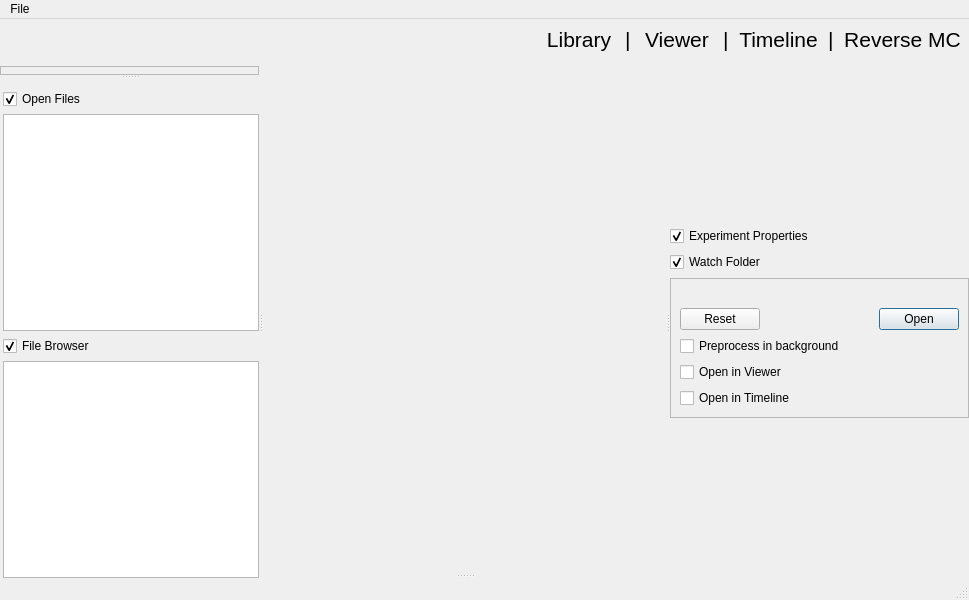
Qt form gui/mainwindow.ui (ronpandolfi/Xi-cam) before a commit.
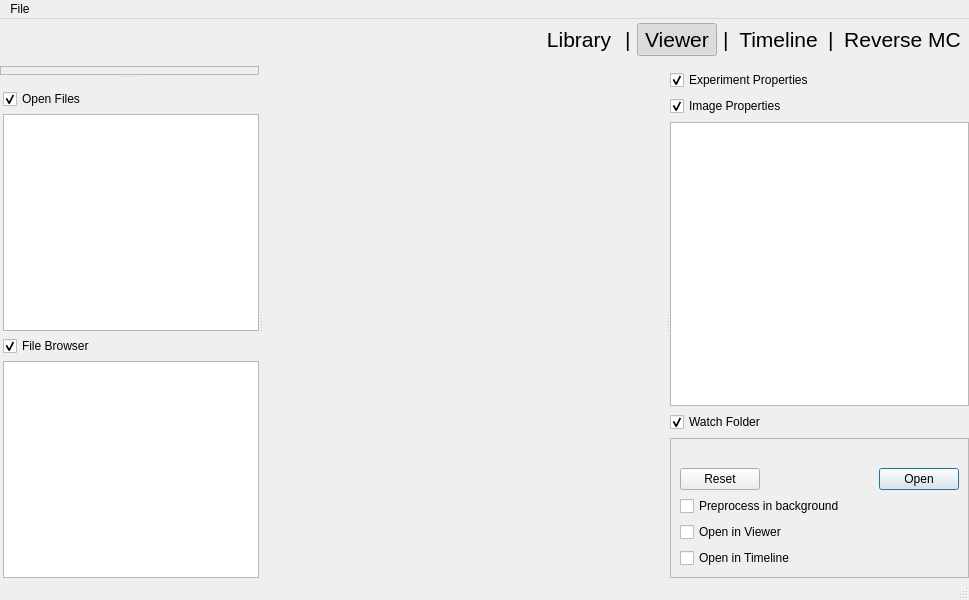
The same form after that commit. The open tabs and pages were chosen to show the change. Icons and pictures are not drawn.

```diff
--- a/gui/mainwindow.ui
+++ b/gui/mainwindow.ui
@@ -115,6 +115,15 @@
         <property name="text">
          <string>Viewer</string>
         </property>
+           <property name="checkable">
+               <bool>true</bool>
+           </property>
+           <property name="checked">
+               <bool>true</bool>
+           </property>
+           <property name="autoExclusive">
+               <bool>true</bool>
+           </property>
         <property name="flat">
          <bool>true</bool>
         </property>
@@ -435,11 +444,8 @@
           <number>0</number>
          </property>
          <item>
-          <widget class="QSplitter" name="splitter_4">
-           <property name="orientation">
-            <enum>Qt::Vertical</enum>
-           </property>
-           <widget class="QWidget" name="verticalLayoutWidget_5">
+
+         <widget class="QWidget" name="verticalLayoutWidget_5">
             <layout class="QVBoxLayout" name="timelinebox">
              <property name="spacing">
               <number>0</number>
@@ -474,10 +480,7 @@
              </item>
             </layout>
            </widget>
-           <widget class="QWidget" name="verticalLayoutWidget_4">
-            <layout class="QVBoxLayout" name="timeline"/>
-           </widget>
-          </widget>
+
          </item>
         </layout>
        </widget>
@@ -501,6 +504,22 @@
          <item>
           <layout class="QVBoxLayout" name="verticalLayout_3">
            <item>
+               <spacer name="verticalSpacer_4">
+                   <property name="orientation">
+                       <enum>Qt::Vertical</enum>
+                   </property>
+                   <property name="sizeType">
+                       <enum>QSizePolicy::Fixed</enum>
+                   </property>
+                   <property name="sizeHint" stdset="0">
+                       <size>
+                           <width>1</width>
+                           <height>4</height>
+                       </size>
+                   </property>
+               </spacer>
+           </item>
+              <item>
             <widget class="QCheckBox" name="experimentfold">
              <property name="text">
               <string>Experiment Properties</string>
@@ -517,6 +536,29 @@
             <layout class="QVBoxLayout" name="propertiesBox"/>
            </item>
            <item>
+               <widget class="QCheckBox" name="propertiesfold">
+                   <property name="text">
+                       <string>Image Properties</string>
+                   </property>
+                   <property name="checked">
+                       <bool>true</bool>
+                   </property>
+                   <property name="isFoldingTab" stdset="0">
+                       <bool>true</bool>
+                   </property>
+               </widget>
+           </item>
+              <item>
+                  <widget class="QTableView" name="propertytable">
+                      <attribute name="horizontalHeaderVisible">
+                          <bool>false</bool>
+                      </attribute>
+                      <attribute name="verticalHeaderVisible">
+                          <bool>false</bool>
+                      </attribute>
+                  </widget>
+              </item>
+              <item>
             <widget class="QCheckBox" name="watchfold">
              <property name="text">
               <string>Watch Folder</string>
```
Left out of the diff: 44 changed lines with no effect on the pictures.
